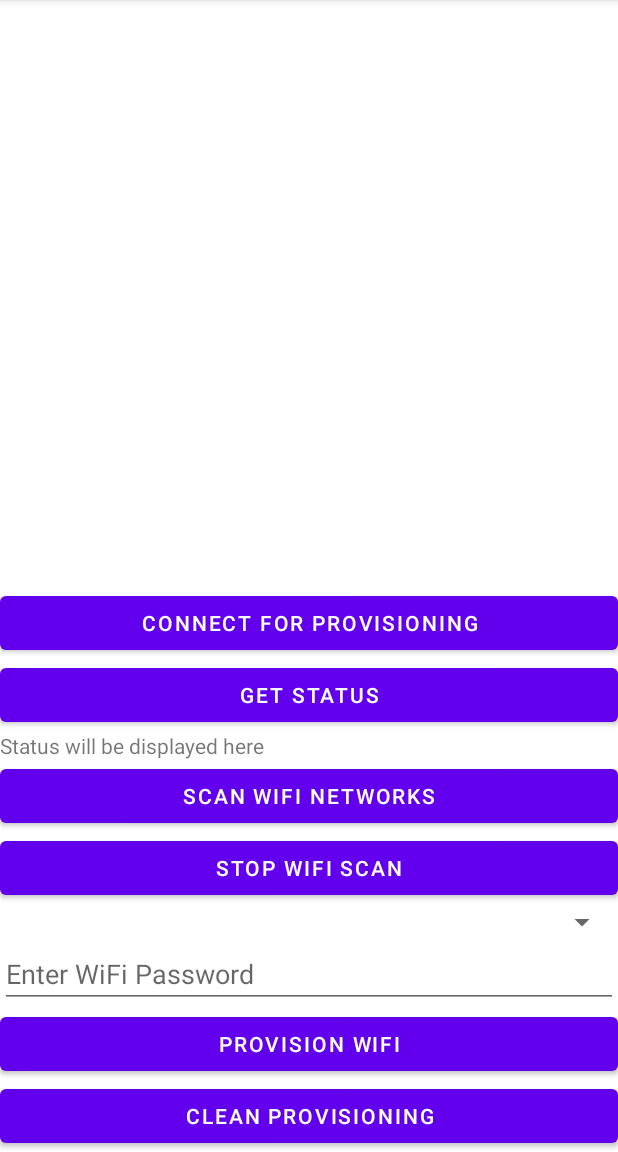
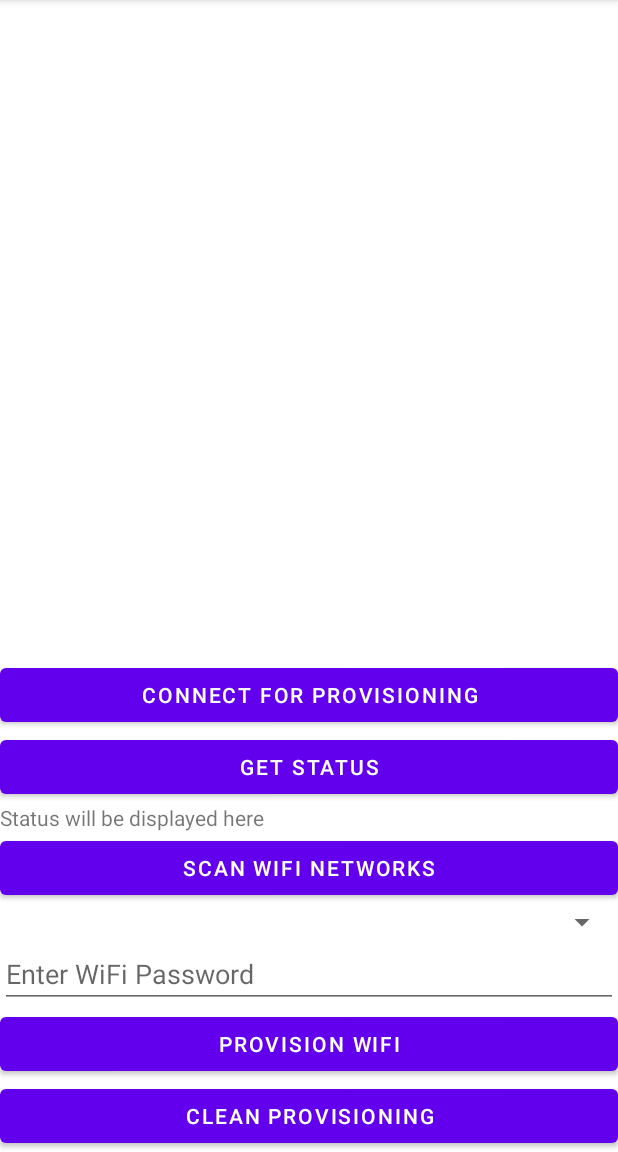
Before and after one commit to Algorigo/AlgorigoBleLibrary, an Android app: the DeviceActivity screen opened directly, with no data from a screen before it, on a phone screen of 412 x 824 dp, the part 84-1236 px from its top. Run offline under Robolectric (Android 15) with nearby library versions, the phone set to English and light mode, and no system bars; our stand-ins replace RxJava; libraries missing offline, so code that uses them is left out: com.algorigo.library; 2 statements that could not run were skipped.

Commit message:
scan start / stop 으로 나누지 않고 scan single로 수정

```diff
--- a/app/src/main/res/layout/activity_device.xml
+++ b/app/src/main/res/layout/activity_device.xml
@@ -45,12 +45,6 @@
             android:layout_height="wrap_content"
             android:text="Scan WiFi Networks" />
 
-    <Button
-            android:id="@+id/stop_scan_wifi_button"
-            android:layout_width="match_parent"
-            android:layout_height="wrap_content"
-            android:text="Stop WiFi Scan" />
-
     <androidx.appcompat.widget.AppCompatSpinner
             android:id="@+id/wifi_networks_spinner"
             android:layout_width="match_parent"
```
Also changed, not shown: algorigoble2/src/main/java/com/algorigo/algorigoble2/BleDevice.kt (+21 -2 lines), app/src/main/java/com/algorigo/algorigoblelibrary/DeviceActivity.kt (+3 -25 lines).
